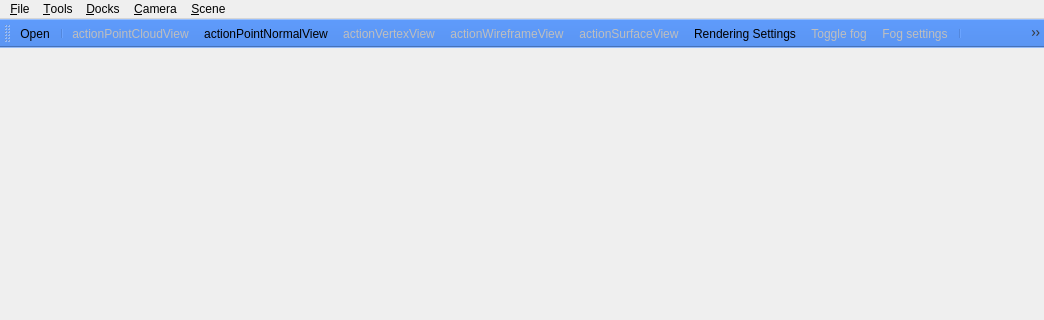
This is src/qglviewer/ui/MainWindow.ui in uos/lvr2 as Qt 5 draws it before an edit; both pictures show x 0 to 1044 and y 0 to 320 of the 1044 by 840 pixel window. The edited form follows.
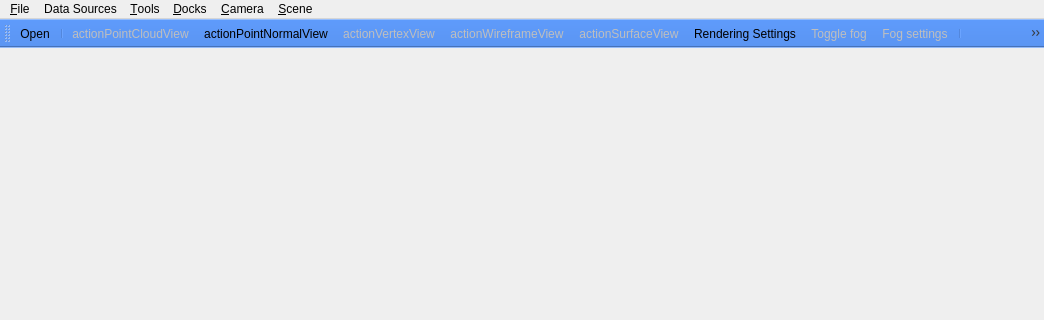
This is the edited form. Icons and pictures are not drawn.

Patch:
```diff
--- a/src/qglviewer/ui/MainWindow.ui
+++ b/src/qglviewer/ui/MainWindow.ui
@@ -38,7 +38,7 @@
      <x>0</x>
      <y>0</y>
      <width>1044</width>
-     <height>25</height>
+     <height>22</height>
     </rect>
    </property>
    <widget class="QMenu" name="menu_File">
@@ -88,7 +88,14 @@
     <addaction name="actionToggle_fog"/>
     <addaction name="actionFog_settings"/>
    </widget>
+   <widget class="QMenu" name="menuData_Sources">
+    <property name="title">
+     <string>Data Sources</string>
+    </property>
+    <addaction name="action_Kinect"/>
+   </widget>
    <addaction name="menu_File"/>
+   <addaction name="menuData_Sources"/>
    <addaction name="menu_Tools"/>
    <addaction name="menuView"/>
    <addaction name="menu_View"/>
```
Left out of the diff: 5 changed lines with no effect on the pictures.
